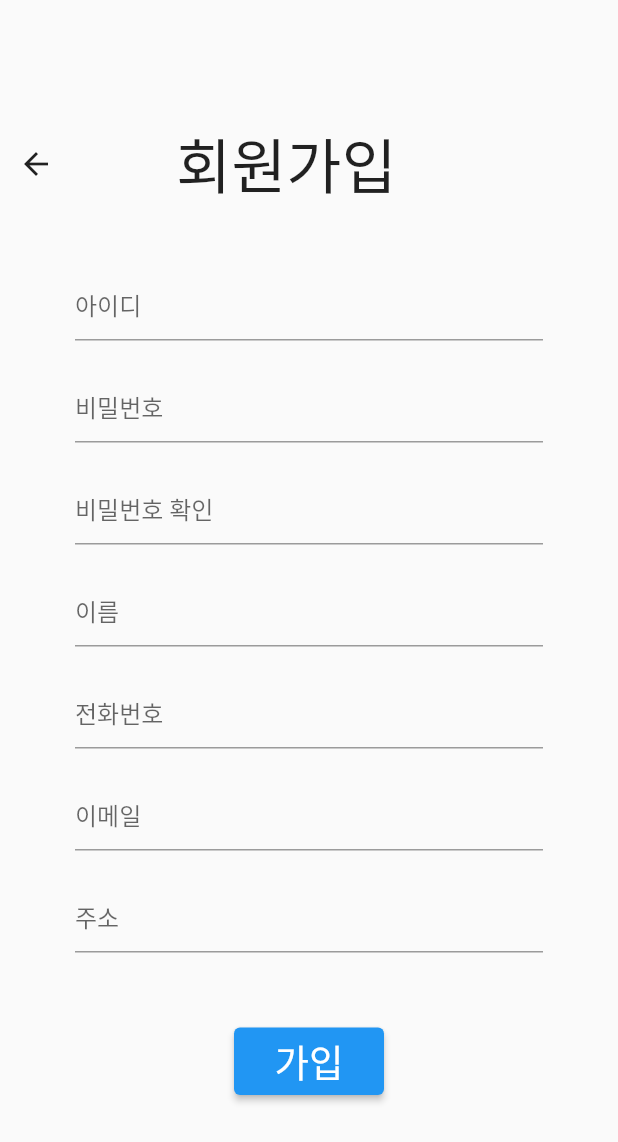
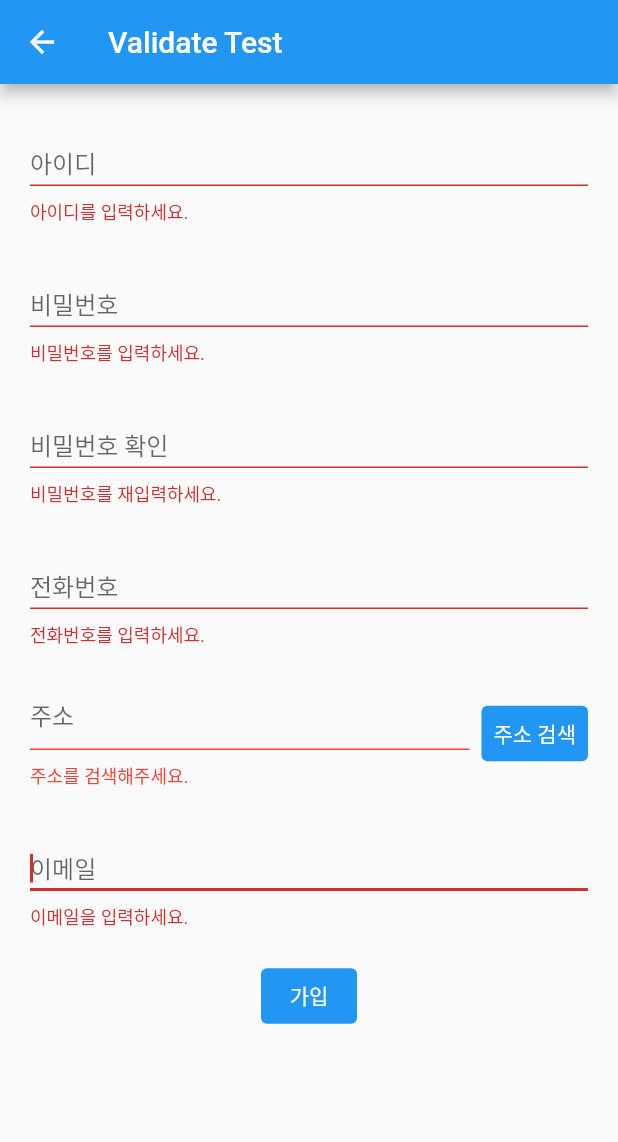
Before and after one commit to usonihs2/2zCar, a Flutter app: the SignupScreen screen opened directly, after a tap on "가입", on a phone screen of 412 x 824 dp. Shown: the top 1142 px of the screen. Run offline on Flutter 3.47's test engine with Material 2 defaults, Android fonts, the phone set to English and light mode, and no system bars; our stand-ins replace get, shared_preferences; missing offline and left inert: kpostal; accounts and stored records are empty.

Commit message:
회원가입 유효성 검사 & 주소 API

```diff
--- /dev/null
+++ b/flutter_project/lib/model/user/user_message.dart
@@ -0,0 +1,3 @@
+class UserMessage {
+  static String password = '';
+}
--- /dev/null
+++ b/flutter_project/lib/model/user/validate.dart
@@ -0,0 +1,91 @@
+import 'package:flutter/material.dart';
+
+import 'user_message.dart';
+
+class CheckValidate {
+  // date: 2023.01.00
+  // desc: 아이디 유효성 검사
+  String? validateId(FocusNode focusNode, String value) {
+    if (value.isEmpty) {
+      focusNode.requestFocus();
+      return '아이디를 입력하세요.';
+    } else {
+      RegExp regExp = RegExp(r'^[a-zA-z0-9]{4,12}$');
+      if (!regExp.hasMatch(value)) {
+        focusNode.requestFocus();
+        return '대소문자와 숫자로 4자 이상 12자 이내로 입력하세요.';
+      } else {
+        return null;
+      }
+    }
+  }
+
+  // date: 2023.01.00
+  // desc: 비밀번호 유효성 검사
+  String? validatePassword(FocusNode focusNode, String value) {
+    if (value.isEmpty) {
+      focusNode.requestFocus();
+      return '비밀번호를 입력하세요.';
+    } else {
+      RegExp regExp = RegExp(
+          r'^(?=.*[A-Za-z])(?=.*\d)(?=.*[$@$!%*#?~^<>,.&+=])[A-Za-z\d$@$!%*#?~^<>,.&+=]{8,15}$');
+      if (!regExp.hasMatch(value)) {
+        focusNode.requestFocus();
+        return '특수문자, 대소문자, 숫자 포함 8자 이상 15자 이내로 입력하세요.';
+      } else {
+        return null;
+      }
+    }
+  }
+
+  // date: 2023.01.00
+  // desc: 비밀번호 재입력 유효성 검사
+  String? validatePasswordChk(FocusNode focusNode, String value) {
+    if (value.isEmpty) {
+      focusNode.requestFocus();
+      return '비밀번호를 재입력하세요.';
+    } else {
+      if (value != UserMessage.password) {
+        focusNode.requestFocus();
+        return '비밀번호가 일치하지 않습니다.';
+      } else {
+        return null;
+      }
+    }
+  }
+
+  // date: 2023.01.00
+  // desc: 전화번호 유효성 검사
+  String? validatePhoneNo(FocusNode focusNode, String value) {
+    if (value.isEmpty) {
+      focusNode.requestFocus();
+      return '전화번호를 입력하세요.';
+    } else {
+      RegExp regExp = RegExp(r'^\d{3}-\d{4}-\d{4}$');
+      if (!regExp.hasMatch(value)) {
+        focusNode.requestFocus(); //포커스를 해당 textformfield에 맞춘다.
+        return '010-1234-5678 형식으로 입력해주세요.';
+      } else {
+        return null;
+      }
+    }
+  }
+
+  // date: 2023.01.00
+  // desc: 이메일 유효성 검사
+  String? validateEmail(FocusNode focusNode, String value) {
+    if (value.isEmpty) {
+      focusNode.requestFocus();
+      return '이메일을 입력하세요.';
+    } else {
+      RegExp regExp = RegExp(
+          r'^(([^<>()[\]\\.,;:\s@\"]+(\.[^<>()[\]\\.,;:\s@\"]+)*)|(\".+\"))@((\[[0-9]{1,3}\.[0-9]{1,3}\.[0-9]{1,3}\.[0-9]{1,3}\])|(([a-zA-Z\-0-9]+\.)+[a-zA-Z]{2,}))$');
+      if (!regExp.hasMatch(value)) {
+        focusNode.requestFocus(); //포커스를 해당 textformfield에 맞춘다.
+        return 'username@sitename.com 형식으로 입력해주세요.';
+      } else {
+        return null;
+      }
+    }
+  }
+} // End
--- a/flutter_project/lib/view/user/login_screen.dart
+++ b/flutter_project/lib/view/user/login_screen.dart
@@ -1,5 +1,6 @@
 import 'package:flutter/material.dart';
 import 'package:flutter_project/view/user/main_screen.dart';
+import 'package:flutter_project/view/user/signup_screen.dart';
 import 'package:flutter_project/view/user/user_tabbar.dart';
 import 'package:get/get.dart';
 
@@ -167,7 +168,7 @@ class _LoginScreenState extends State<LoginScreen> with WidgetsBindingObserver {
                       padding: const EdgeInsets.fromLTRB(0, 0, 90, 0),
                       child: TextButton(
                         onPressed: () {
-                          //회원가입 페이지와 연결
+                          Get.to(() => const SignupScreen());
                         },
                         child: const Text(
                           '회원가입',
--- a/flutter_project/lib/view/user/myinfoUpdate_screen.dart
+++ b/flutter_project/lib/view/user/myinfoUpdate_screen.dart
@@ -2,6 +2,7 @@ import 'package:flutter/material.dart';
 import 'package:http/http.dart' as http;
 import 'package:get/get.dart';
 
+// 회원 정보 수정 화면
 class MyinfoUpdateScreen extends StatefulWidget {
   const MyinfoUpdateScreen({super.key});
 
@@ -50,6 +51,7 @@ class _MyInfoState extends State<MyinfoUpdateScreen> {
       appBar: AppBar(
         title: const Text('2Z 헤이딜러'),
         automaticallyImplyLeading: false,
+        // 뒤로가기 버튼
         leading: IconButton(
             onPressed: () {
               Get.back();
@@ -150,7 +152,7 @@ class _MyInfoState extends State<MyinfoUpdateScreen> {
 
   // --- functions
   // date: 2022.12.29
-  // desc: update user info
+  // desc: 유저 정보 수정
   updateUserInfo() async {
     var url = Uri.parse(// data transfer by get
         'http://localhost:8080/Flutter/streetCat_user_update_flutter.jsp?userId=$userId&userName=$userName&userEmail=$userEmail&userAddress=$userAddress&userPhone=$userPhone');
@@ -159,7 +161,7 @@ class _MyInfoState extends State<MyinfoUpdateScreen> {
   }
 
   // date: 2022.12.22
-  // desc: update complete msg
+  // desc: 수정 완료 메세지
   _showUpdateDialog(BuildContext context) {
     showDialog(
         context: context,
--- a/flutter_project/lib/view/user/passwordConfirm_screen.dart
+++ b/flutter_project/lib/view/user/passwordConfirm_screen.dart
@@ -38,6 +38,7 @@ class _PasswordConfirmScreenState extends State<PasswordConfirmScreen> {
             ),
             TextButton(
               onPressed: () {
+                // 'test' 부분에 유저 비밀번호를 넣는다
                 if (passwordCheckController.text.trim() == 'test') {
                   Get.to(() => const MyinfoUpdateScreen());
                 } else {
--- a/flutter_project/lib/view/user/signup_screen.dart
+++ b/flutter_project/lib/view/user/signup_screen.dart
@@ -1,163 +1,294 @@
 import 'package:flutter/material.dart';
-import 'package:flutter_project/view/user/login_screen.dart';
-import 'package:get/get.dart';
-import 'package:http/http.dart' as http;
+import 'package:flutter_project/model/user/user_message.dart';
+import 'package:kpostal/kpostal.dart';
+
+import '../../model/user/validate.dart';
 
 class SignupScreen extends StatefulWidget {
   const SignupScreen({super.key});
 
   @override
-  State<SignupScreen> createState() => _SignupState();
+  State<SignupScreen> createState() => _RegExpState();
 }
 
-class _SignupState extends State<SignupScreen> {
-  late TextEditingController userIdController;
-  late TextEditingController userPwController;
-  late TextEditingController userPwChkController;
-  late TextEditingController userNameController;
-  late TextEditingController userPhoneController;
-  late TextEditingController userEmailController;
-  late TextEditingController userAddressController;
+class _RegExpState extends State<SignupScreen> {
+  String postCode = '-';
+  String roadAddress = '-';
+  final FocusNode _idFocus = FocusNode();
+  final FocusNode _passwordFocus = FocusNode();
+  final FocusNode _passwordChkFocus = FocusNode();
+  final FocusNode _phoneNoFocus = FocusNode();
+  final FocusNode _emailFocus = FocusNode();
+  TextEditingController passwordChkController = TextEditingController();
+  TextEditingController addressController = TextEditingController();
+  bool idChk = false;
+  bool passwordChk = false;
+  bool passwordChkChk = false;
+  bool phoneNoChk = false;
+  bool emailChk = false;
+  bool addressUnderlineColorChk = false;
+  bool addressHelperTextColorChk = false;
 
-  late String userId; // for shortening
-  late String userPw;
-  late String userPwChk;
-  late String userName;
-  late String userPhone;
-  late String userEmail;
-  late String userAddress;
-
-  @override
-  void initState() {
-    super.initState();
-    userIdController = TextEditingController();
-    userPwController = TextEditingController();
-    userPwChkController = TextEditingController();
-    userNameController = TextEditingController();
-    userPhoneController = TextEditingController();
-    userEmailController = TextEditingController();
-    userAddressController = TextEditingController();
-  }
+  GlobalKey<FormState> formKey = GlobalKey<FormState>();
 
   @override
   Widget build(BuildContext context) {
     return Scaffold(
-      body: SingleChildScrollView(
-        child: Center(
+      appBar: AppBar(
+        title: const Text('Validate Test'),
+      ),
+      body: Form(
+        key: formKey,
         child: Column(
           children: [
-              const SizedBox(
-                height: 80,
+            _showIdInput(),
+            _showPasswordInput(),
+            _showPasswordChkInput(),
+            _showPhoneNoInput(),
+            _showAddressInput(),
+            _showEmailInput(),
+            _showOkBtn(),
+          ],
         ),
-              Row(
+      ),
+    );
+  }
+
+  // date: 2023.01.09
+  // desc: 아이디 입력 텍스트필드
+  Widget _showIdInput() {
+    return Padding(
+      padding: const EdgeInsets.fromLTRB(0, 0, 0, 0),
+      child: Column(
         children: [
-                  IconButton(
-                      onPressed: () {
-                        Get.back();
-                      },
-                      icon: const Icon(Icons.arrow_back)),
-                  const Text(
-                    '       회원가입',
-                    style: TextStyle(fontSize: 40),
+          Padding(
+            padding: const EdgeInsets.fromLTRB(20, 20, 20, 0),
+            child: TextFormField(
+              focusNode: _idFocus,
+              decoration: _textFormDecoration('아이디', '아이디를 입력해주세요.'),
+              validator: ((value) {
+                CheckValidate().validateId(_idFocus, value!) == null
+                    ? idChk = true
+                    : null;
+                return CheckValidate().validateId(_idFocus, value);
+              }),
+            ),
           ),
         ],
       ),
+    );
+  }
+
+  // date: 2023.01.09
+  // desc: 비밀번호 입력 텍스트필드
+  Widget _showPasswordInput() {
+    return Padding(
+      padding: const EdgeInsets.fromLTRB(0, 0, 0, 0),
+      child: Column(
+        children: [
           Padding(
-                padding: const EdgeInsets.fromLTRB(50, 40, 50, 20),
-                child: GestureDetector(
-                  // on
+            padding: const EdgeInsets.fromLTRB(20, 20, 20, 0),
+            child: TextFormField(
+                focusNode: _passwordFocus,
+                decoration: _textFormDecoration('비밀번호', '비밀번호를 입력해주세요.'),
+                obscureText: true,
+                validator: ((value) {
+                  CheckValidate().validatePassword(_passwordFocus, value!) ==
+                          null
+                      ? passwordChk = true
+                      : null;
+                  UserMessage.password = value;
+                  return CheckValidate()
+                      .validatePassword(_passwordFocus, value);
+                })),
+          ),
+        ],
+      ),
+    );
+  }
+
+  // date: 2023.01.09
+  // desc: 비밀번호 재입력 텍스트필드
+  Widget _showPasswordChkInput() {
+    return Padding(
+      padding: const EdgeInsets.fromLTRB(0, 0, 0, 0),
+      child: Column(
+        children: [
+          Padding(
+            padding: const EdgeInsets.fromLTRB(20, 20, 20, 0),
+            child: TextFormField(
+                focusNode: _passwordChkFocus,
+                decoration: _textFormDecoration('비밀번호 확인', '비밀번호를 재입력해주세요.'),
+                obscureText: true,
+                validator: ((value) {
+                  CheckValidate()
+                              .validatePasswordChk(_passwordChkFocus, value!) ==
+                          null
+                      ? passwordChkChk = true
+                      : null;
+                  return CheckValidate()
+                      .validatePasswordChk(_passwordChkFocus, value);
+                })),
+          ),
+        ],
+      ),
+    );
+  }
+
+  // date: 2023.01.09
+  // desc: 전화번호 입력 텍스트필드
+  Widget _showPhoneNoInput() {
+    return Padding(
+      padding: const EdgeInsets.fromLTRB(0, 0, 0, 0),
+      child: Column(
+        children: [
+          Padding(
+            padding: const EdgeInsets.fromLTRB(20, 20, 20, 0),
+            child: TextFormField(
+                keyboardType: TextInputType.number,
+                focusNode: _phoneNoFocus,
+                decoration: _textFormDecoration('전화번호', '전화번호를 입력해주세요.'),
+                validator: ((value) {
+                  CheckValidate().validatePhoneNo(_phoneNoFocus, value!) == null
+                      ? phoneNoChk = true
+                      : null;
+                  return CheckValidate().validatePhoneNo(_phoneNoFocus, value);
+                })),
+          ),
+        ],
+      ),
+    );
+  }
+
+  // date: 2023.01.10
+  // desc: 주소 입력 텍스트필드
+  Widget _showAddressInput() {
+    return Padding(
+      padding: const EdgeInsets.fromLTRB(20, 20, 20, 0),
+      child: Row(
+        children: [
+          Flexible(
             child: TextField(
-                    controller: userIdController,
-                    decoration: const InputDecoration(hintText: '아이디'),
+              controller: addressController,
+              decoration: InputDecoration(
+                hintText: '주소',
+                helperText: '주소를 검색해주세요.',
+                helperStyle: TextStyle(
+                    color: addressHelperTextColorChk
+                        ? Colors.red
+                        : const Color.fromARGB(255, 137, 130, 130)),
+                enabledBorder: UnderlineInputBorder(
+                  borderSide: BorderSide(
+                      color: addressUnderlineColorChk
+                          ? Colors.red
+                          : const Color.fromARGB(255, 137, 130, 130)),
                 ),
+              ),
+              readOnly: true,
             ),
           ),
           Padding(
-                padding: const EdgeInsets.fromLTRB(50, 0, 50, 20),
-                child: TextField(
-                  controller: userPwController,
-                  decoration: const InputDecoration(hintText: '비밀번호'),
-                  obscureText: true,
+            padding: const EdgeInsets.fromLTRB(8, 0, 0, 0),
+            child: TextButton(
+              onPressed: () async {
+                await Navigator.push(
+                  context,
+                  MaterialPageRoute(
+                    builder: (_) => KpostalView(
+                      useLocalServer: false,
+                      localPort: 1024,
+                      callback: (Kpostal result) {
+                        setState(() {
+                          postCode = result.postCode;
+                          roadAddress = result.address;
+                          addressController.text = '$roadAddress, $postCode';
+                          addressHelperTextColorChk = false;
+                          addressUnderlineColorChk = false;
+                        });
+                      },
                     ),
                   ),
-              Padding(
-                padding: const EdgeInsets.fromLTRB(50, 0, 50, 20),
-                child: TextField(
-                  controller: userPwChkController,
-                  decoration: const InputDecoration(hintText: '비밀번호 확인'),
-                  obscureText: true,
-                ),
-              ),
-              Padding(
-                padding: const EdgeInsets.fromLTRB(50, 0, 50, 20),
-                child: TextField(
-                  controller: userNameController,
-                  decoration: const InputDecoration(hintText: '이름'),
-                ),
-              ),
-              Padding(
-                padding: const EdgeInsets.fromLTRB(50, 0, 50, 20),
-                child: TextField(
-                  controller: userPhoneController,
-                  decoration: const InputDecoration(hintText: '전화번호'),
-                ),
-              ),
-              Padding(
-                padding: const EdgeInsets.fromLTRB(50, 0, 50, 20),
-                child: TextField(
-                  controller: userEmailController,
-                  decoration: const InputDecoration(hintText: '이메일'),
-                ),
-              ),
-              Padding(
-                padding: const EdgeInsets.fromLTRB(50, 0, 50, 20),
-                child: TextField(
-                  controller: userAddressController,
-                  decoration: const InputDecoration(hintText: '주소'),
-                ),
-              ),
-              const SizedBox(
-                height: 30,
-              ),
-              SizedBox(
-                width: 100,
-                height: 45,
-                child: ElevatedButton(
-                  onPressed: () {
-                    userId = userIdController.text;
-                    userPw = userPwController.text;
-                    userPwChk = userPwChkController.text;
-                    userName = userNameController.text;
-                    userPhone = userPhoneController.text;
-                    userEmail = userEmailController.text;
-                    userAddress = userAddressController.text;
-                    insertJSONData();
+                );
               },
+              style: ButtonStyle(
+                  backgroundColor:
+                      MaterialStateProperty.all<Color>(Colors.blue)),
               child: const Text(
-                    '가입',
-                    style: TextStyle(fontSize: 25),
+                '주소 검색',
+                style: TextStyle(color: Colors.white),
               ),
             ),
           ),
         ],
       ),
+    );
+  }
+
+  // date: 2023.01.09
+  // desc: 이메일 입력 텍스트필드
+  Widget _showEmailInput() {
+    return Padding(
+      padding: const EdgeInsets.fromLTRB(0, 0, 0, 0),
+      child: Column(
+        children: [
+          Padding(
+            padding: const EdgeInsets.fromLTRB(20, 20, 20, 0),
+            child: TextFormField(
+                keyboardType: TextInputType.emailAddress,
+                focusNode: _emailFocus,
+                decoration: _textFormDecoration('이메일', '이메일을 입력해주세요.'),
+                validator: ((value) {
+                  CheckValidate().validateEmail(_emailFocus, value!) == null
+                      ? emailChk = true
+                      : null;
+                  return CheckValidate().validateEmail(_emailFocus, value);
+                })),
           ),
+        ],
       ),
     );
   }
 
-  // --- Functions
-  // date: 2022.12.27
-  // desc: insert input user data into db
-  insertJSONData() async {
-    var url = Uri.parse(
-        'http://localhost:8080/Flutter/streetCat_user_insert_flutter.jsp?userId=$userId&userPw=$userPw&userName=$userName&userEmail=$userEmail&userAddress=$userAddress&userPhone=$userPhone');
-    await http.get(url);
+  // date: 2023.01.09
+  // desc: 텍스트필드 데코레이션
+  InputDecoration _textFormDecoration(hintText, helperText) {
+    return InputDecoration(
+        contentPadding: const EdgeInsets.fromLTRB(0, 16, 0, 0),
+        hintText: hintText,
+        helperText: helperText);
+  }
+
+  // date: 2023.01.09
+  // desc: 회원가입 버튼
+  Widget _showOkBtn() {
+    return Padding(
+        padding: const EdgeInsets.only(top: 20),
+        child: TextButton(
+            onPressed: (() {
+              formKey.currentState!.validate();
+              if (addressController.text.isEmpty) {
+                setState(() {
+                  addressUnderlineColorChk = true;
+                  addressHelperTextColorChk = true;
+                });
+              } else if (idChk &
+                  emailChk &
+                  passwordChk &
+                  passwordChkChk &
+                  phoneNoChk) {
                 _showDialog(context);
               }
+            }),
+            style: ButtonStyle(
+                backgroundColor: MaterialStateProperty.all<Color>(Colors.blue)),
+            child: const Text(
+              '가입',
+              style: TextStyle(color: Colors.white),
+            )));
+  }
 
-  // date: 2022.12.27
-  // desc: insert complete msg
+  // date: 2023.01.09
+  // desc: 가입 성공 메세지
   _showDialog(BuildContext context) {
     showDialog(
         context: context,
@@ -170,7 +301,13 @@ class _SignupState extends State<SignupScreen> {
                   Navigator.of(context).pop();
                   Navigator.pop(context);
                 },
-                child: const Text('OK'),
+                style: ButtonStyle(
+                    backgroundColor:
+                        MaterialStateProperty.all<Color>(Colors.blue)),
+                child: const Text(
+                  '확인',
+                  style: TextStyle(color: Colors.white),
+                ),
               ),
             ],
           );
--- a/flutter_project/pubspec.yaml
+++ b/flutter_project/pubspec.yaml
@@ -44,6 +44,7 @@ dependencies:
   intl: ^0.18.0
   shared_preferences: ^2.0.15
   get: ^4.6.5
+  kpostal: ^0.5.1
 
 dev_dependencies:
   flutter_test:
```
Lines whose indentation alone changed are shown as unchanged.
